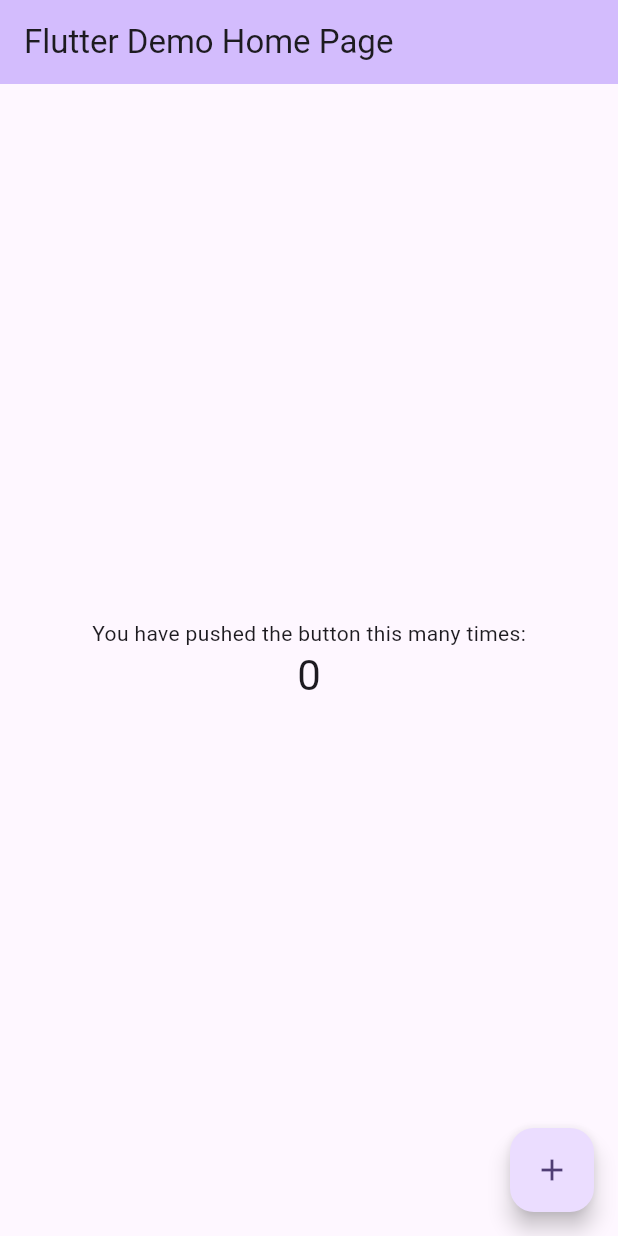
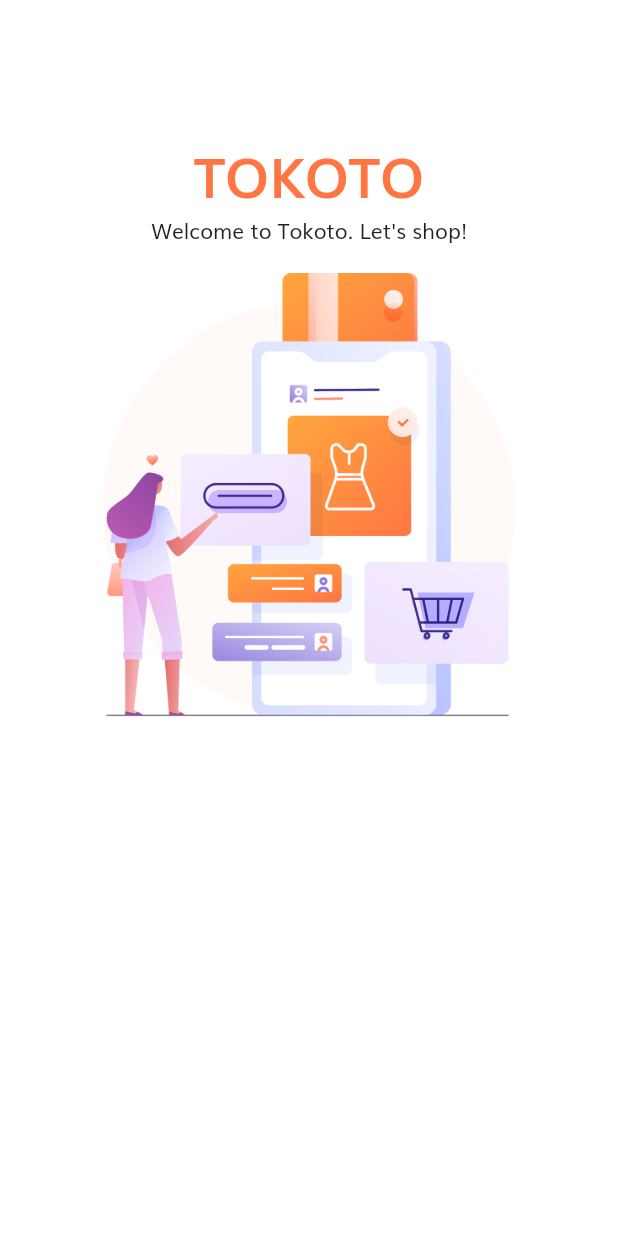
Before and after one commit to SimonGin/flutter-clone-ecommerce, a Flutter app: the screen it shows after launch, on a phone screen of 412 x 824 dp. Run offline on Flutter 3.47's test engine with Material 2 defaults, Android fonts, the phone set to English and light mode, and no system bars.

Commit message:
Complete splash slide show for the body of the splash screen

```diff
--- a/lib/main.dart
+++ b/lib/main.dart
@@ -1,3 +1,4 @@
+import 'package:ecom/screens/splash/splash-scr.dart';
 import 'package:flutter/material.dart';
 
 void main() {
@@ -13,58 +14,10 @@ class MyApp extends StatelessWidget {
       debugShowCheckedModeBanner: false,
       title: 'Flutter Demo',
       theme: ThemeData(
-        colorScheme: ColorScheme.fromSeed(seedColor: Colors.deepPurple),
-        useMaterial3: true,
-      ),
-      home: const MyHomePage(title: 'Flutter Demo Home Page'),
+          scaffoldBackgroundColor: Colors.white,
+          fontFamily: "Muli",
+          visualDensity: VisualDensity.adaptivePlatformDensity),
+      home: const SplashScreen(),
     );
   }
 }
-
-class MyHomePage extends StatefulWidget {
-  const MyHomePage({super.key, required this.title});
-
-  final String title;
-
-  @override
-  State<MyHomePage> createState() => _MyHomePageState();
-}
-
-class _MyHomePageState extends State<MyHomePage> {
-  int _counter = 0;
-
-  void _incrementCounter() {
-    setState(() {
-      _counter++;
-    });
-  }
-
-  @override
-  Widget build(BuildContext context) {
-    return Scaffold(
-      appBar: AppBar(
-        backgroundColor: Theme.of(context).colorScheme.inversePrimary,
-        title: Text(widget.title),
-      ),
-      body: Center(
-        child: Column(
-          mainAxisAlignment: MainAxisAlignment.center,
-          children: <Widget>[
-            const Text(
-              'You have pushed the button this many times:',
-            ),
-            Text(
-              '$_counter',
-              style: Theme.of(context).textTheme.headlineMedium,
-            ),
-          ],
-        ),
-      ),
-      floatingActionButton: FloatingActionButton(
-        onPressed: _incrementCounter,
-        tooltip: 'Increment',
-        child: const Icon(Icons.add),
-      ),
-    );
-  }
-}
--- /dev/null
+++ b/lib/screens/splash/components/body.dart
@@ -0,0 +1,86 @@
+import 'package:ecom/const.dart';
+import 'package:flutter/material.dart';
+
+class SplashBody extends StatefulWidget {
+  const SplashBody({super.key});
+
+  @override
+  State<SplashBody> createState() => _SplashBodyState();
+}
+
+class _SplashBodyState extends State<SplashBody> {
+  List<Map<String, String>> splashData = [
+    {
+      "text": "Welcome to Tokoto. Let's shop!",
+      "img": "assets/images/splash_1.png"
+    },
+    {
+      "text":
+          "We help people connect to the store \naround United States of America",
+      "img": "assets/images/splash_2.png"
+    },
+    {
+      "text": "We show the easy way to shop.\nJust stay at home with us",
+      "img": "assets/images/splash_3.png"
+    },
+  ];
+  @override
+  Widget build(BuildContext context) {
+    return SafeArea(
+      child: SizedBox(
+        width: double.infinity,
+        child: Column(
+          children: [
+            const SizedBox(
+              height: 90,
+            ),
+            const Text(
+              'TOKOTO',
+              style: TextStyle(
+                fontSize: 36,
+                color: k1stColor,
+                fontWeight: FontWeight.bold,
+              ),
+            ),
+            Expanded(
+              flex: 2,
+              child: PageView.builder(
+                itemCount: splashData.length,
+                itemBuilder: (context, index) => SplashContent(
+                  text: splashData[index]['text'].toString(),
+                  img: splashData[index]['img'].toString(),
+                ),
+              ),
+            ),
+            const Expanded(flex: 2, child: SizedBox())
+          ],
+        ),
+      ),
+    );
+  }
+}
+
+class SplashContent extends StatelessWidget {
+  const SplashContent({
+    super.key,
+    required this.text,
+    required this.img,
+  });
+  final String text;
+  final String img;
+
+  @override
+  Widget build(BuildContext context) {
+    return Column(
+      children: [
+        Text(text),
+        const Spacer(),
+        Image.asset(
+          img,
+          height: 305,
+          width: 275,
+        )
+      ],
+    );
+  }
+}
--- /dev/null
+++ b/lib/screens/splash/splash-scr.dart
@@ -0,0 +1,13 @@
+import 'package:ecom/screens/splash/components/body.dart';
+import 'package:flutter/material.dart';
+
+class SplashScreen extends StatelessWidget {
+  const SplashScreen({super.key});
+
+  @override
+  Widget build(BuildContext context) {
+    return const Scaffold(
+      body: SplashBody(),
+    );
+  }
+}
```
